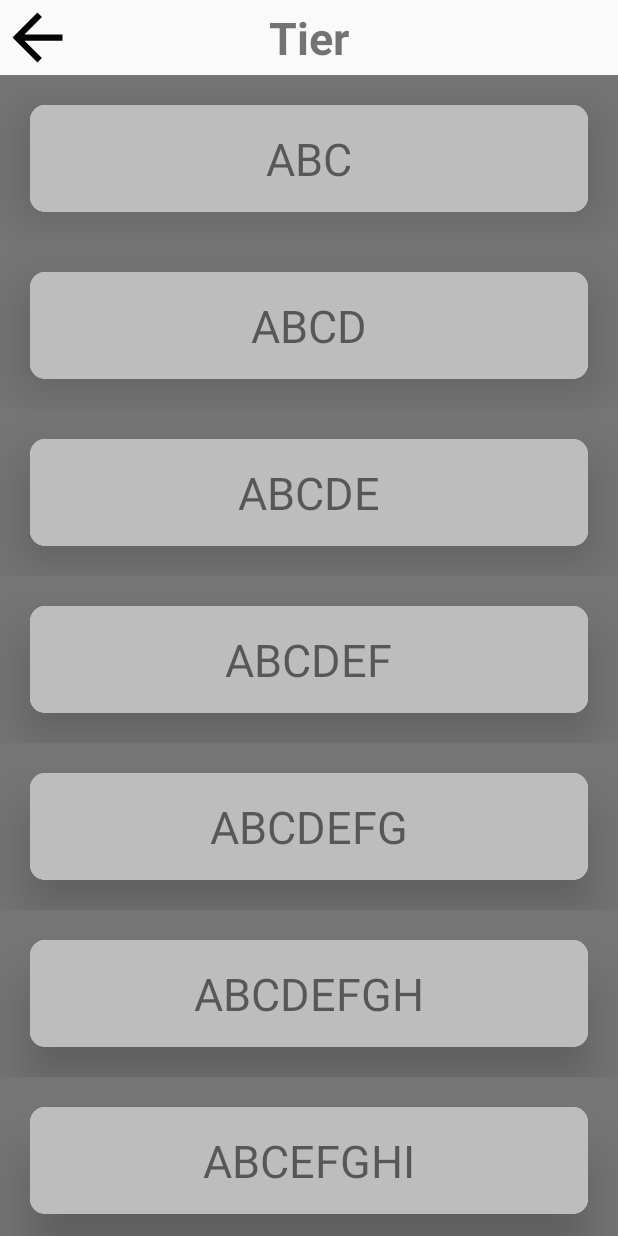
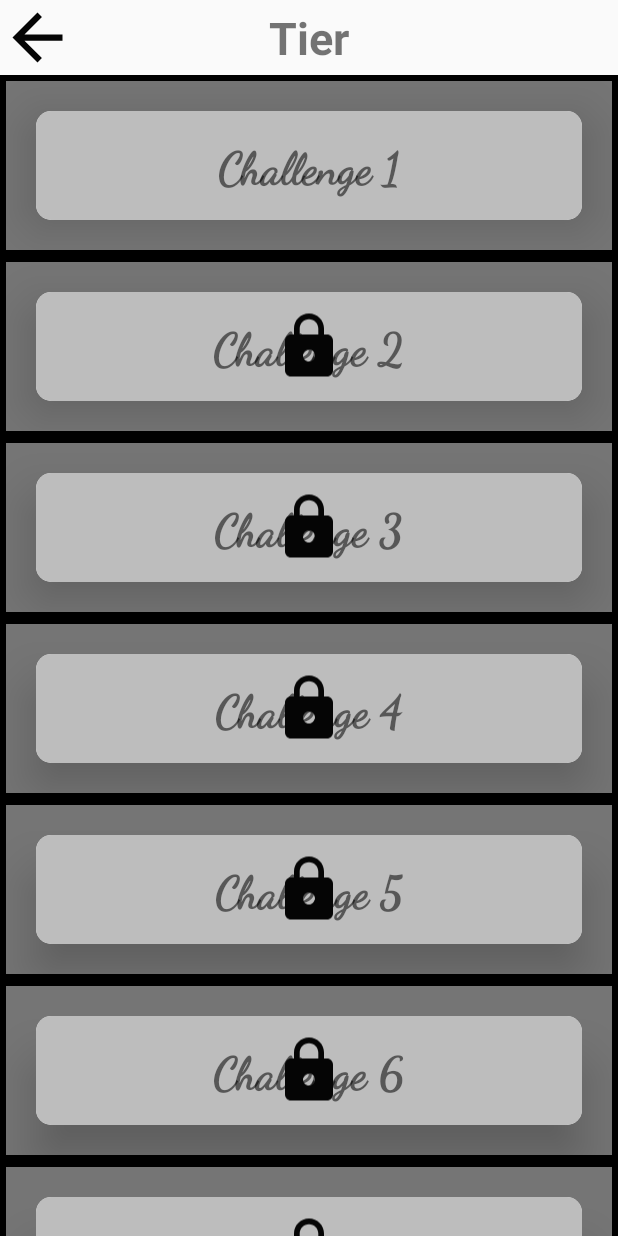
Before and after one commit to NihaalWagadia/Quizzy, an Android app: the LevelAct screen opened directly, with no data from a screen before it, on a phone screen of 412 x 824 dp. Run offline under Robolectric (Android 15) with nearby library versions, the phone set to English and light mode, and no system bars.

Commit message:
lockQuest

```diff
--- a/app/src/main/java/com/example/quizzydizzy/AdapterLevel.kt
+++ b/app/src/main/java/com/example/quizzydizzy/AdapterLevel.kt
@@ -5,6 +5,7 @@ import android.content.Intent
 import android.view.LayoutInflater
 import android.view.View
 import android.view.ViewGroup
+import androidx.core.content.ContextCompat.getDrawable
 import androidx.core.content.ContextCompat.startActivity
 import androidx.recyclerview.widget.RecyclerView
 import com.example.quizzydizzy.questionList.Question
@@ -15,7 +16,15 @@ class AdapterLevel(val arrayList: ArrayList<Question>, val mContext: Context) :
 
     class ViewHolder(itemView: View) : RecyclerView.ViewHolder(itemView) {
         fun bindItems(question: Question) {
-            itemView.problemName.text = question.topicName
+            if(!question.questionStat) {
+                itemView.problemName.text = question.challengeNumber
+                itemView.locking_question.setImageResource(question.lock_image)
+            }
+            else{
+                itemView.problemName.text = question.challengeNumber
+                itemView.locking_question.setImageResource(android.R.color.transparent)
+
+            }
         }
     }
 
@@ -31,6 +40,7 @@ class AdapterLevel(val arrayList: ArrayList<Question>, val mContext: Context) :
 
     override fun onBindViewHolder(holder: ViewHolder, position: Int) {
         holder.bindItems(arrayList[position])
+//        holder.itemView.alpha = arrayList[position].opaque
         holder.itemView.setOnClickListener {
             if (arrayList[position].questionStat) {
                 val intent = Intent(mContext, PlayAct::class.java)
--- a/app/src/main/java/com/example/quizzydizzy/PlayAct.kt
+++ b/app/src/main/java/com/example/quizzydizzy/PlayAct.kt
@@ -130,7 +130,7 @@ class PlayAct : Immersive() {
         sol.text = question!!.topicSolution
 //        action_bar_relat.visibility = View.INVISIBLE
 //        num_pad_view.visibility = View.INVISIBLE
-        play_relate.alpha = 0.5f
+//        play_relate.alpha = 0.7f
 
         one.isClickable = false
         two.isClickable = false
@@ -150,7 +150,7 @@ class PlayAct : Immersive() {
 
     fun closeCard(v: View?) {
         card_for_solution.visibility = View.GONE
-        play_relate.alpha = 1.0f
+//        play_relate.alpha = 1.0f
         one.isClickable = true
         two.isClickable = true
         three.isClickable = true
--- a/app/src/main/java/com/example/quizzydizzy/questionList/Question.kt
+++ b/app/src/main/java/com/example/quizzydizzy/questionList/Question.kt
@@ -1,4 +1,6 @@
 package com.example.quizzydizzy.questionList
+
+import android.media.Image
 
 data class Question (
     val id: Int,
@@ -7,5 +9,6 @@ data class Question (
     val topicName : String,
     val topicSolution: String,
     var questionStat : Boolean,
-    val challengeNumber:String
+    val challengeNumber:String,
+    val lock_image: Int
 )
--- /dev/null
+++ b/app/src/main/res/drawable/lock_question.xml
@@ -0,0 +1,5 @@
+<vector android:height="48dp" android:tint="#050505"
+    android:viewportHeight="24" android:viewportWidth="24"
+    android:width="48dp" xmlns:android="http://schemas.android.com/apk/res/android">
+    <path android:fillColor="@android:color/white" android:pathData="M18,8h-1L17,6c0,-2.76 -2.24,-5 -5,-5S7,3.24 7,6v2L6,8c-1.1,0 -2,0.9 -2,2v10c0,1.1 0.9,2 2,2h12c1.1,0 2,-0.9 2,-2L20,10c0,-1.1 -0.9,-2 -2,-2zM12,17c-1.1,0 -2,-0.9 -2,-2s0.9,-2 2,-2 2,0.9 2,2 -0.9,2 -2,2zM15.1,8L8.9,8L8.9,6c0,-1.71 1.39,-3.1 3.1,-3.1 1.71,0 3.1,1.39 3.1,3.1v2z"/>
+</vector>
--- a/app/src/main/res/layout/activity_level.xml
+++ b/app/src/main/res/layout/activity_level.xml
@@ -34,6 +34,7 @@
     <androidx.recyclerview.widget.RecyclerView
         android:layout_width="match_parent"
         android:layout_height="match_parent"
+        android:background="@color/design_default_color_on_secondary"
         android:id="@+id/recycler_view"/>
 
 </LinearLayout>
--- a/app/src/main/res/layout/activity_play.xml
+++ b/app/src/main/res/layout/activity_play.xml
@@ -52,7 +52,8 @@
                     android:layout_gravity="center_vertical"
                     android:text="@string/levelInLevel"
                     android:textSize="30sp"
-                    android:textStyle="bold" />
+                    android:textStyle="bold"
+                    android:fontFamily="@font/dance"/>
 
             </RelativeLayout>
 
@@ -102,7 +103,7 @@
                     app:cardCornerRadius="50dp"
                     android:elevation="50dp"
                     android:visibility="gone"
-                    app:cardBackgroundColor="#757575">
+                    app:cardBackgroundColor="#2B2B2B">
 
 
                     <TextView
--- a/app/src/main/res/layout/level_card.xml
+++ b/app/src/main/res/layout/level_card.xml
@@ -1,36 +1,56 @@
 <?xml version="1.0" encoding="utf-8"?>
 <LinearLayout xmlns:android="http://schemas.android.com/apk/res/android"
+    xmlns:app="http://schemas.android.com/apk/res-auto"
     android:layout_width="match_parent"
     android:layout_height="wrap_content"
-    xmlns:app="http://schemas.android.com/apk/res-auto"
-    android:background="#757575">
+    android:layout_marginLeft="4dp"
+    android:layout_marginTop="4dp"
+    android:layout_marginRight="4dp"
+    android:layout_marginBottom="4dp"
+    android:background="#757575"
+    app:layout_constraintCircleRadius="50dp"
+    android:id="@+id/problemName_layout">
+
     <androidx.cardview.widget.CardView
         android:layout_width="match_parent"
         android:layout_height="wrap_content"
         android:layout_marginStart="20dp"
+        android:layout_marginLeft="20dp"
+        android:layout_marginTop="20dp"
+        android:layout_marginEnd="20dp"
         android:layout_marginRight="20dp"
-        android:layout_marginLeft="20dp"
-        android:layout_marginEnd="20dp"
-        android:layout_marginTop="20dp"
         android:layout_marginBottom="20dp"
 
-        app:cardElevation="20dp"
-        app:cardCornerRadius="10dp">
+        app:cardCornerRadius="10dp"
+        app:cardElevation="20dp">
 
-        <LinearLayout
+        <RelativeLayout
             android:layout_width="match_parent"
             android:layout_height="wrap_content"
+            android:background="#BDBDBD"
             android:gravity="center"
             android:paddingTop="15dp"
-            android:paddingBottom="15dp"
-            android:background="#BDBDBD">
+            android:paddingBottom="15dp">
+
             <TextView
+                android:id="@+id/problemName"
                 android:layout_width="wrap_content"
                 android:layout_height="wrap_content"
+                android:fontFamily="@font/dance"
                 android:text="@string/problem_name"
                 android:textSize="30sp"
-                android:id="@+id/problemName"/>
-        </LinearLayout>
+                android:textStyle="bold" />
+
+
+        </RelativeLayout>
+
+        <ImageView
+            android:id="@+id/locking_question"
+            android:layout_width="48dp"
+            android:layout_height="match_parent"
+            android:layout_gravity="center"
+            android:src="@drawable/lock_question"/>
+
     </androidx.cardview.widget.CardView>
 
 </LinearLayout>
```
Also changed, not shown: app/src/main/java/com/example/quizzydizzy/Constants.kt (+10 -10 lines), app/src/main/res/font/dance.ttf (added).
